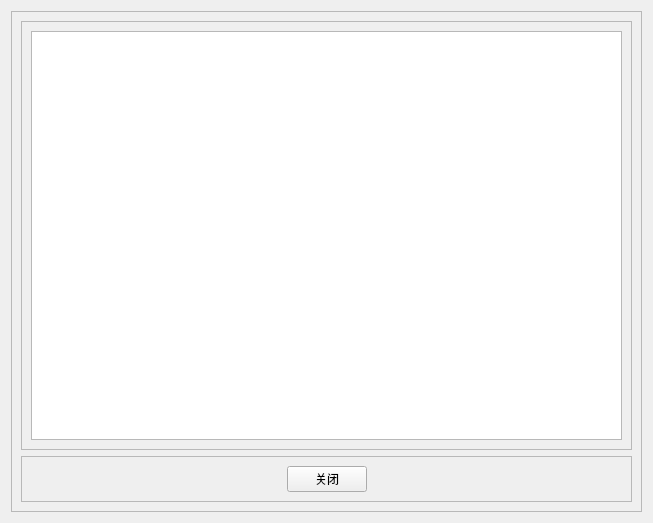
Qt form view/bookingService/managercheck.ui (JunWang666/LabNexus) before a commit.
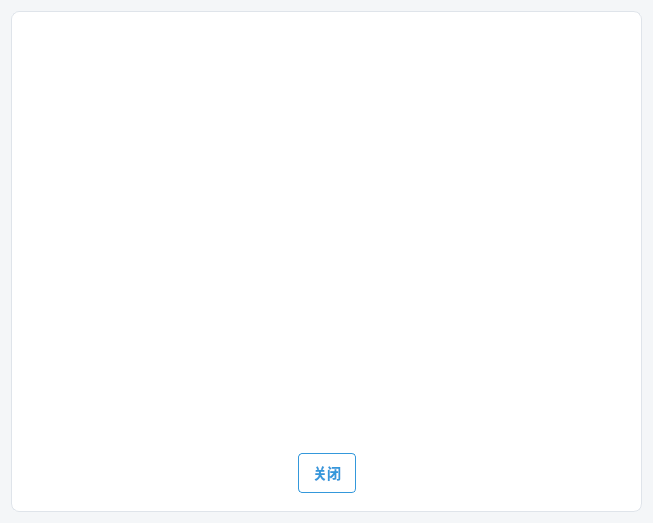
The same form after that commit. Icons and pictures are not drawn.

Commit message: 同一ui样式与窗口标题

What changed in the file:
```diff
--- a/view/bookingService/managercheck.ui
+++ b/view/bookingService/managercheck.ui
@@ -13,6 +13,159 @@
   <property name="windowTitle">
    <string>ManagerCheck</string>
   </property>
+  <property name="styleSheet">
+   <string notr="true">QWidget, QDialog {
+    background-color: #f4f6f8; /* 浅灰色背景，比纯白更柔和 */
+    font-family: &quot;Microsoft YaHei UI&quot;, &quot;Segoe UI&quot;, &quot;Sans-serif&quot;;
+    color: #34495e; /* 深灰蓝文字颜色 */
+}
+
+/*
+ * 框架样式
+*/
+QFrame {
+    background-color: #ffffff; /* 卡片和主要区域使用白色背景 */
+    border-radius: 8px; /* 圆角 */
+    border: 1px solid #dfe4ea; /* 浅灰色边框 */
+}
+
+/* 清除嵌套QFrame的背景和边框，避免不必要的“盒子” */
+QFrame QFrame {
+    background-color: transparent;
+    border: none;
+}
+
+/*
+ * 按钮样式
+*/
+QPushButton {
+    border-radius: 4px;
+    padding: 8px 14px;
+    font-size: 14px;
+    font-weight: bold;
+    outline: none;
+}
+
+QPushButton:hover {
+    opacity: 0.9;
+}
+
+/* 主要按钮 (确定, 发送, 催一催等) */
+QPushButton#btnSend, QPushButton#btnSet, QPushButton#btnRush, QPushButton#btnReturn {
+    background-color: #3498db; /* 主题蓝 */
+    color: white;
+    border: none;
+}
+QPushButton#btnSend:pressed, QPushButton#btnSet:pressed, QPushButton#btnRush:pressed, QPushButton#btnReturn:pressed {
+    background-color: #2980b9; /* 按下时加深 */
+}
+
+/* 次要按钮 (取消, 关闭) */
+QPushButton#btnCancel, QPushButton#btnClose, QPushButton#btnCheck {
+    background-color: #ffffff;
+    color: #3498db;
+    border: 1px solid #3498db;
+}
+QPushButton#btnCancel:hover, QPushButton#btnClose:hover, QPushButton#btnCheck:hover {
+    background-color: #f0f8ff; /* 悬停时淡蓝色背景 */
+}
+QPushButton#btnCancel:pressed, QPushButton#btnClose:pressed, QPushButton#btnCheck:pressed {
+    background-color: #e0f0ff; /* 按下时加深 */
+}
+
+
+/*
+ * 输入控件
+*/
+QLineEdit, QComboBox, QDateTimeEdit {
+    background-color: #ffffff;
+    border: 1px solid #bdc3c7;
+    border-radius: 4px;
+    padding: 6px;
+    color: #34495e;
+}
+
+QLineEdit:focus, QComboBox:focus, QDateTimeEdit:focus {
+    border: 1px solid #3498db; /* 聚焦时边框变蓝 */
+}
+
+QLineEdit[readOnly=&quot;true&quot;] {
+    background-color: #ecf0f1; /*只读输入框使用不同背景色*/
+    color: #7f8c8d;
+    border: 1px solid #bdc3c7;
+}
+
+/*
+ * ComboBox下拉箭头样式
+*/
+QComboBox::drop-down {
+    border: none;
+    width: 20px;
+}
+QComboBox::down-arrow {
+    image: url(:/icons/down_arrow.png); /* 建议使用资源文件中的图标 */
+}
+
+/*
+ * 表格视图
+*/
+QTableView {
+    background-color: #ffffff;
+    border: 1px solid #dfe4ea;
+    border-radius: 8px;
+    gridline-color: #e5e7e9; /* 网格线颜色 */
+}
+
+QTableView::item {
+    padding: 5px;
+}
+
+QHeaderView::section {
+    background-color: #eaf2f8;
+    color: #34495e;
+    padding: 6px;
+    border: none;
+    border-bottom: 1px solid #dfe4ea;
+    font-weight: bold;
+}
+
+/*
+ * 列表视图
+*/
+QListWidget {
+    background-color: #ffffff;
+    border: 1px solid #dfe4ea;
+    border-radius: 8px;
+}
+QListWidget::item {
+    padding: 10px;
+    border-bottom: 1px solid #f0f0f0;
+}
+QListWidget::item:hover {
+    background-color: #f8f9fa;
+}
+QListWidget::item:selected {
+    background-color: #3498db;
+    color: white;
+    border-bottom-color: #3498db;
+}
+
+/*
+ * 组合框 (GroupBox)
+*/
+QGroupBox {
+    border: 1px solid #dfe4ea;
+    border-radius: 8px;
+    margin-top: 10px;
+}
+QGroupBox::title {
+    subcontrol-origin: margin;
+    subcontrol-position: top center;
+    padding: 0 10px;
+    background-color: #f4f6f8; /* 与主背景色一致，制造标题“刻”在边框上的效果 */
+    font-weight: bold;
+}</string>
+  </property>
   <layout class="QVBoxLayout" name="verticalLayout">
    <item>
     <widget class="QFrame" name="frame">
```
The commit also changes 11 other files.
